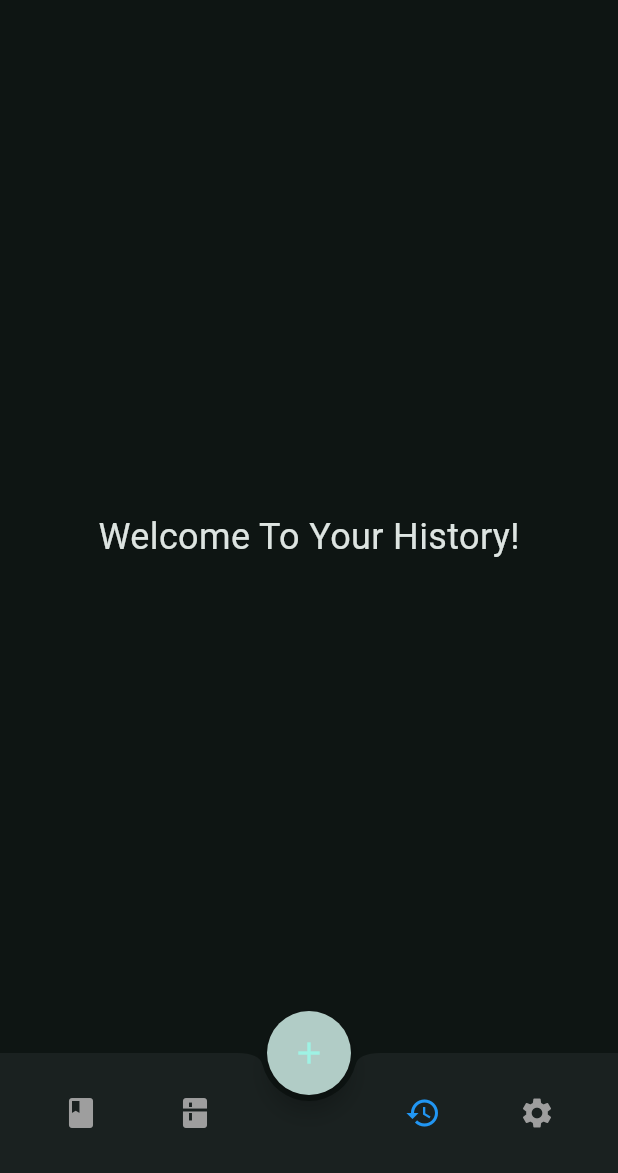
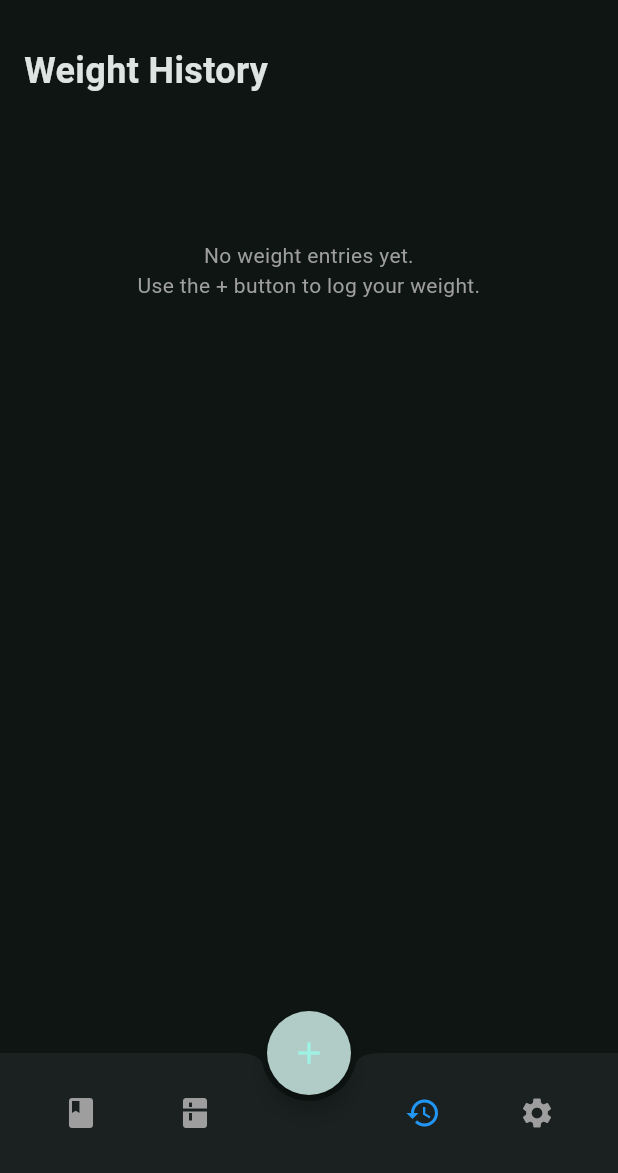
Before and after one commit to ccrocker7/NutriPrice, a Flutter app: the screen it shows after launch, item 3 of the bottom bar chosen, on a phone screen of 412 x 824 dp, the part 63-1236 px from its top. Run offline on Flutter 3.47's test engine with Material 3 defaults, Android fonts, the light colour scheme and no system bars; drawn by our look-alikes of flutter_speed_dial; our stand-ins replace fl_chart, hive_flutter; missing offline and left inert: mobile_scanner; accounts and stored records are empty.

Commit message:
Added a weight tracking feature

```diff
--- /dev/null
+++ b/food_diary/lib/models/weight_entry.dart
@@ -0,0 +1,19 @@
+class WeightEntry {
+  final double weight;
+  final DateTime date;
+
+  WeightEntry({required this.weight, required this.date});
+
+  Map<String, dynamic> toMap() {
+    return {'weight': weight, 'date': date.toIso8601String()};
+  }
+
+  factory WeightEntry.fromMap(Map<dynamic, dynamic> map) {
+    return WeightEntry(
+      weight: map['weight'] is double
+          ? map['weight']
+          : double.tryParse(map['weight'].toString()) ?? 0.0,
+      date: DateTime.parse(map['date']),
+    );
+  }
+}
--- a/food_diary/lib/screens/history.dart
+++ b/food_diary/lib/screens/history.dart
@@ -1,14 +1,64 @@
-// lib/History.dart
-
 import 'package:flutter/material.dart';
+import '../services/database_service.dart';
+import '../models/weight_entry.dart';
+import '../widgets/weight_chart.dart';
 
 class History extends StatelessWidget {
   const History({super.key});
 
   @override
   Widget build(BuildContext context) {
-    return Center(
-      child: Text('Welcome To Your History!', style: TextStyle(fontSize: 24))
+    return Scaffold(
+      body: ValueListenableBuilder(
+        valueListenable: DatabaseService.getWeightHistoryListenable(),
+        builder: (context, box, _) {
+          // Convert box values to list
+          // Convert box values to list
+          var entries = box.values
+              .map((item) => WeightEntry.fromMap(item))
+              .toList();
+
+          // Filter for last 30 days
+          final thirtyDaysAgo = DateTime.now().subtract(
+            const Duration(days: 30),
+          );
+          entries = entries
+              .where((e) => e.date.isAfter(thirtyDaysAgo))
+              .toList();
+
+          // Sort by date, newest first
+          entries.sort((a, b) => b.date.compareTo(a.date));
+
+          return SingleChildScrollView(
+            padding: const EdgeInsets.all(16.0),
+            child: Column(
+              crossAxisAlignment: CrossAxisAlignment.start,
+              children: [
+                const Text(
+                  'Weight History',
+                  style: TextStyle(fontSize: 24, fontWeight: FontWeight.bold),
+                ),
+                const SizedBox(height: 16),
+                if (entries.isEmpty)
+                  const SizedBox(
+                    height: 200,
+                    child: Center(
+                      child: Text(
+                        "No weight entries yet.\nUse the + button to log your weight.",
+                        textAlign: TextAlign.center,
+                        style: TextStyle(color: Colors.grey),
+                      ),
+                    ),
+                  )
+                else
+                  SizedBox(height: 300, child: WeightChart(entries: entries)),
+                const SizedBox(height: 24),
+                // Could add a list view of entries here later
+              ],
+            ),
+          );
+        },
+      ),
     );
   }
 }
--- a/food_diary/lib/screens/home_screen.dart
+++ b/food_diary/lib/screens/home_screen.dart
@@ -5,6 +5,7 @@ import '../services/product_service.dart';
 import '../services/database_service.dart';
 import '../models/food_product.dart';
 import '../widgets/food_dialogs.dart'; // Our new file
+import '../widgets/weight_dialog.dart';
 
 // Screens
 import 'scanner_screen.dart';
@@ -401,6 +402,11 @@ class _NutriPriceHomeScreenState extends State<NutriPriceHomeScreen> {
           label: 'Scan Barcode',
           onTap: _onScanButtonPressed,
         ),
+        SpeedDialChild(
+          child: const Icon(Icons.monitor_weight),
+          label: 'Log Weight',
+          onTap: () => WeightDialog.show(context),
+        ),
       ],
     );
   }
--- a/food_diary/lib/services/database_service.dart
+++ b/food_diary/lib/services/database_service.dart
@@ -1,17 +1,21 @@
+import 'package:flutter/foundation.dart';
 import 'package:hive_flutter/hive_flutter.dart';
 import '../models/food_product.dart';
+import '../models/weight_entry.dart';
 
 class DatabaseService {
   // Three separate boxes
   static const String productsBoxName = "products_box";
   static const String diaryBoxName = "diary_box";
   static const String pantryBoxName = "pantry_box";
+  static const String weightBoxName = "weight_box";
 
   static Future<void> initialize() async {
     await Hive.initFlutter();
     await Hive.openBox(productsBoxName);
     await Hive.openBox(diaryBoxName);
     await Hive.openBox(pantryBoxName);
+    await Hive.openBox(weightBoxName);
   }
 
   // ===== PRODUCTS (Master List) =====
@@ -184,12 +188,6 @@ class DatabaseService {
     }
 
     if (indexToUpdate != -1) {
-      // We preserve the master list logic: quantity/unit in master might be "1 Serving" reference,
-      // but here we are primarily updating the PRICE (and maybe nutrition if that changed).
-      // If 'product' comes from a Pantry edit (e.g. 500ml), we might NOT want to overwrite the master quantity
-      // if the master is meant to be a "reference unit".
-      // However, for simplicity and user request "update price", let's update the fields but maybe reset quantity/unit to defaults?
-      // Actually, usually users want the LAST used values. So updating everything is fine.
       await box.putAt(indexToUpdate, product.toMap());
     }
   }
@@ -212,4 +210,28 @@ class DatabaseService {
       await box.deleteAt(indexToDelete);
     }
   }
+
+  // ===== WEIGHT TRACKING =====
+
+  // Save weight entry
+  static Future<void> saveWeight(WeightEntry entry) async {
+    final box = Hive.box(weightBoxName);
+    await box.add(entry.toMap());
+  }
+
+  // Get weight history
+  static List<WeightEntry> getWeightHistory() {
+    final box = Hive.box(weightBoxName);
+    final entries = box.values
+        .map((item) => WeightEntry.fromMap(item))
+        .toList();
+    // Sort by date, newest first
+    entries.sort((a, b) => b.date.compareTo(a.date));
+    return entries;
+  }
+
+  // Get ValueListenable for weight history
+  static ValueListenable<Box> getWeightHistoryListenable() {
+    return Hive.box(weightBoxName).listenable();
+  }
 }
--- a/food_diary/pubspec.yaml
+++ b/food_diary/pubspec.yaml
@@ -39,6 +39,8 @@ dependencies:
   hive: ^2.2.3
   hive_flutter: ^1.1.0
   flutter_speed_dial: ^7.0.0
+  fl_chart: ^0.66.0
+  intl: ^0.19.0
 
 dev_dependencies:
   flutter_test:
```
Also changed, not shown: food_diary/lib/widgets/weight_chart.dart (added, +138 -0 lines), food_diary/lib/widgets/weight_dialog.dart (added, +95 -0 lines), food_diary/pubspec.lock.
